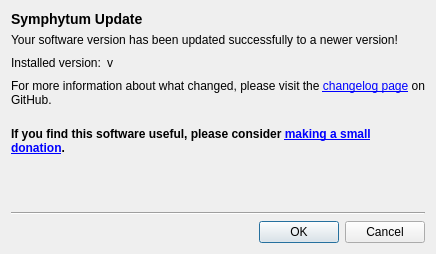
First picture: the form in widgets/upgradesuccessdialog.ui, repository giowck/symphytum, before the edit.
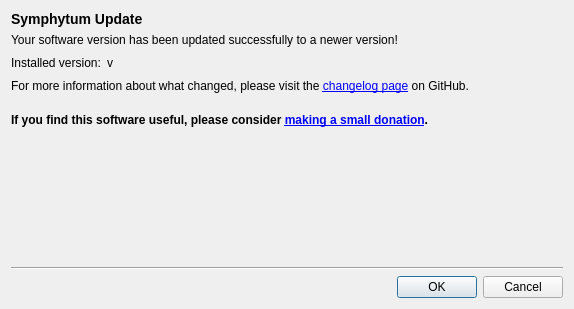
Second picture: the form after the edit.

Commit message: macOS installer

```diff
--- a/widgets/upgradesuccessdialog.ui
+++ b/widgets/upgradesuccessdialog.ui
@@ -6,8 +6,8 @@
    <rect>
     <x>0</x>
     <y>0</y>
-    <width>436</width>
-    <height>254</height>
+    <width>574</width>
+    <height>309</height>
    </rect>
   </property>
   <property name="windowTitle">
```
The commit also changes 2 other files.
